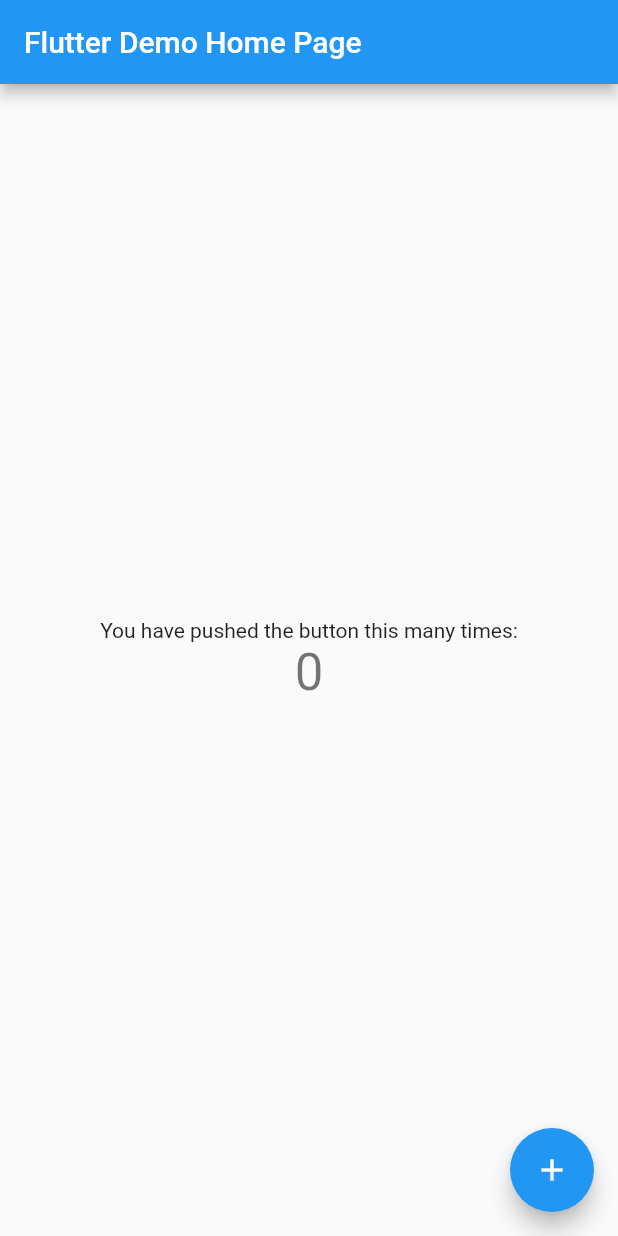
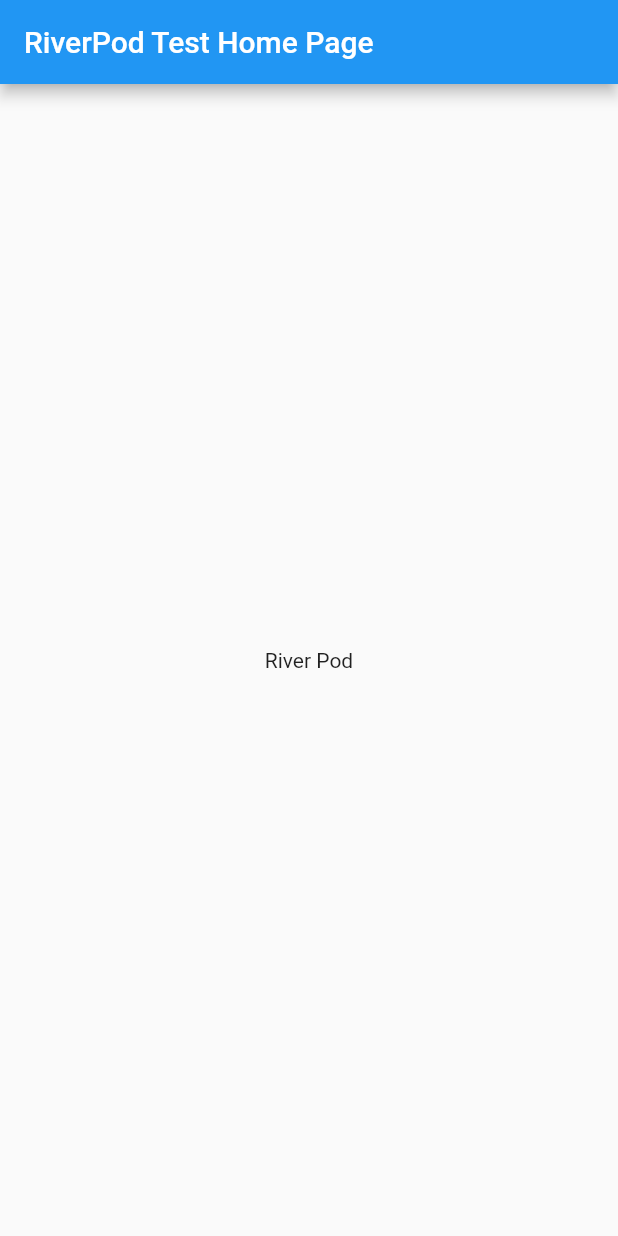
Before and after one commit to moniruddin-laskar/riverpod_flutter, a Flutter app: the screen it shows after launch, on a phone screen of 412 x 824 dp. Run offline on Flutter 3.47's test engine with Material 2 defaults, Android fonts, the phone set to English and light mode, and no system bars.

Commit message:
add multidesk

```diff
--- a/lib/main.dart
+++ b/lib/main.dart
@@ -7,39 +7,21 @@
 class MyApp extends StatelessWidget {
   const MyApp({super.key});
 
-  // This widget is the root of your application.
   @override
   Widget build(BuildContext context) {
     return MaterialApp(
-      title: 'Flutter Demo',
+      debugShowCheckedModeBanner: false,
+      title: 'RiverPod Test',
       theme: ThemeData(
-        // This is the theme of your application.
-        //
-        // Try running your application with "flutter run". You'll see the
-        // application has a blue toolbar. Then, without quitting the app, try
-        // changing the primarySwatch below to Colors.green and then invoke
-        // "hot reload" (press "r" in the console where you ran "flutter run",
-        // or simply save your changes to "hot reload" in a Flutter IDE).
-        // Notice that the counter didn't reset back to zero; the application
-        // is not restarted.
         primarySwatch: Colors.blue,
       ),
-      home: const MyHomePage(title: 'Flutter Demo Home Page'),
+      home: const MyHomePage(title: 'RiverPod Test Home Page'),
     );
   }
 }
 
 class MyHomePage extends StatefulWidget {
   const MyHomePage({super.key, required this.title});
-
-  // This widget is the home page of your application. It is stateful, meaning
-  // that it has a State object (defined below) that contains fields that affect
-  // how it looks.
-
-  // This class is the configuration for the state. It holds the values (in this
-  // case the title) provided by the parent (in this case the App widget) and
-  // used by the build method of the State. Fields in a Widget subclass are
-  // always marked "final".
 
   final String title;
 
@@ -48,68 +30,15 @@
 }
 
 class _MyHomePageState extends State<MyHomePage> {
-  int _counter = 0;
-
-  void _incrementCounter() {
-    setState(() {
-      // This call to setState tells the Flutter framework that something has
-      // changed in this State, which causes it to rerun the build method below
-      // so that the display can reflect the updated values. If we changed
-      // _counter without calling setState(), then the build method would not be
-      // called again, and so nothing would appear to happen.
-      _counter++;
-    });
-  }
-
   @override
   Widget build(BuildContext context) {
-    // This method is rerun every time setState is called, for instance as done
-    // by the _incrementCounter method above.
-    //
-    // The Flutter framework has been optimized to make rerunning build methods
-    // fast, so that you can just rebuild anything that needs updating rather
-    // than having to individually change instances of widgets.
     return Scaffold(
       appBar: AppBar(
-        // Here we take the value from the MyHomePage object that was created by
-        // the App.build method, and use it to set our appbar title.
         title: Text(widget.title),
       ),
-      body: Center(
-        // Center is a layout widget. It takes a single child and positions it
-        // in the middle of the parent.
-        child: Column(
-          // Column is also a layout widget. It takes a list of children and
-          // arranges them vertically. By default, it sizes itself to fit its
-          // children horizontally, and tries to be as tall as its parent.
-          //
-          // Invoke "debug painting" (press "p" in the console, choose the
-          // "Toggle Debug Paint" action from the Flutter Inspector in Android
-          // Studio, or the "Toggle Debug Paint" command in Visual Studio Code)
-          // to see the wireframe for each widget.
-          //
-          // Column has various properties to control how it sizes itself and
-          // how it positions its children. Here we use mainAxisAlignment to
-          // center the children vertically; the main axis here is the vertical
-          // axis because Columns are vertical (the cross axis would be
-          // horizontal).
-          mainAxisAlignment: MainAxisAlignment.center,
-          children: <Widget>[
-            const Text(
-              'You have pushed the button this many times:',
-            ),
-            Text(
-              '$_counter',
-              style: Theme.of(context).textTheme.headlineMedium,
-            ),
-          ],
-        ),
+      body: const Center(
+        child: Text("River Pod"),
       ),
-      floatingActionButton: FloatingActionButton(
-        onPressed: _incrementCounter,
-        tooltip: 'Increment',
-        child: const Icon(Icons.add),
-      ), // This trailing comma makes auto-formatting nicer for build methods.
     );
   }
 }
--- a/pubspec.yaml
+++ b/pubspec.yaml
@@ -46,6 +46,10 @@
   # package. See that file for information about deactivating specific lint
   # rules and activating additional ones.
   flutter_lints: ^2.0.0
+  riverpod: ^2.3.6
+  http: ^0.13.5
+  shared_preferences: ^2.1.0
+
 
 # For information on the generic Dart part of this file, see the
 # following page: https://dart.dev/tools/pub/pubspec
```
Also changed, not shown: pubspec.lock, 3 other files.
